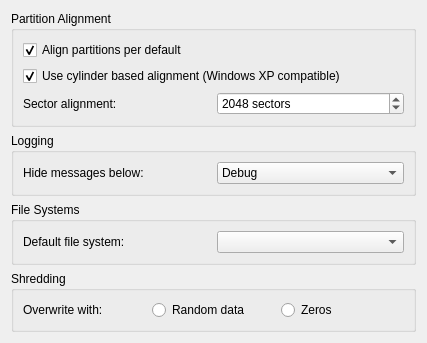
First picture: the form in src/config/configurepagegeneral.ui, repository KDE/partitionmanager, before the edit.
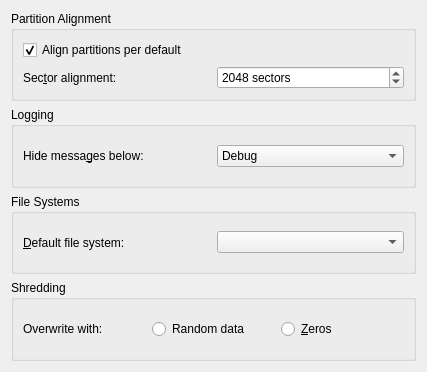
Second picture: the form after the edit.

Commit message: Remove support for CHS alignment.

Diff of the .ui file:
```diff
--- a/src/config/configurepagegeneral.ui
+++ b/src/config/configurepagegeneral.ui
@@ -12,7 +12,7 @@
     <x>0</x>
     <y>0</y>
     <width>427</width>
-    <height>327</height>
+    <height>372</height>
    </rect>
   </property>
   <layout class="QVBoxLayout" name="verticalLayout">
@@ -28,30 +28,30 @@
       <string>Partition Alignment</string>
      </property>
      <layout class="QGridLayout" name="gridLayout_3">
-      <item row="1" column="0" colspan="2">
-       <widget class="QCheckBox" name="kcfg_useCylinderAlignment">
+      <item row="0" column="0" colspan="2">
+       <widget class="QCheckBox" name="kcfg_alignDefault">
         <property name="text">
-         <string>Use cylinder based alignment (Windows XP compatible)</string>
+         <string>Align partitions per default</string>
         </property>
         <property name="checked">
          <bool>true</bool>
         </property>
        </widget>
       </item>
-      <item row="2" column="0">
+      <item row="1" column="0">
        <widget class="QLabel" name="label">
         <property name="enabled">
          <bool>true</bool>
         </property>
         <property name="text">
-         <string>Sector alignment:</string>
+         <string>Sec&amp;tor alignment:</string>
         </property>
         <property name="buddy">
          <cstring>kcfg_sectorAlignment</cstring>
         </property>
        </widget>
       </item>
-      <item row="2" column="1">
+      <item row="1" column="1">
        <widget class="QSpinBox" name="kcfg_sectorAlignment">
         <property name="enabled">
          <bool>true</bool>
@@ -73,16 +73,6 @@
         </property>
        </widget>
       </item>
-      <item row="0" column="0" colspan="2">
-       <widget class="QCheckBox" name="kcfg_alignDefault">
-        <property name="text">
-         <string>Align partitions per default</string>
-        </property>
-        <property name="checked">
-         <bool>true</bool>
-        </property>
-       </widget>
-      </item>
      </layout>
     </widget>
    </item>
@@ -101,7 +91,7 @@
       <item>
        <widget class="QLabel" name="label_2">
         <property name="text">
-         <string>Hide messages below:</string>
+         <string>Hide messa&amp;ges below:</string>
         </property>
         <property name="buddy">
          <cstring>kcfg_minLogLevel</cstring>
@@ -150,7 +140,7 @@
       <item>
        <widget class="QLabel" name="label_3">
         <property name="text">
-         <string>Default file system:</string>
+         <string>&amp;Default file system:</string>
         </property>
         <property name="buddy">
          <cstring>m_ComboDefaultFileSystem</cstring>
@@ -195,7 +185,7 @@
       <item>
        <widget class="QRadioButton" name="radioButton_2">
         <property name="text">
-         <string>Zeros</string>
+         <string>&amp;Zeros</string>
         </property>
         <attribute name="buttonGroup">
          <string notr="true">kcfg_shredSource</string>
```
The commit also changes 8 other files.
